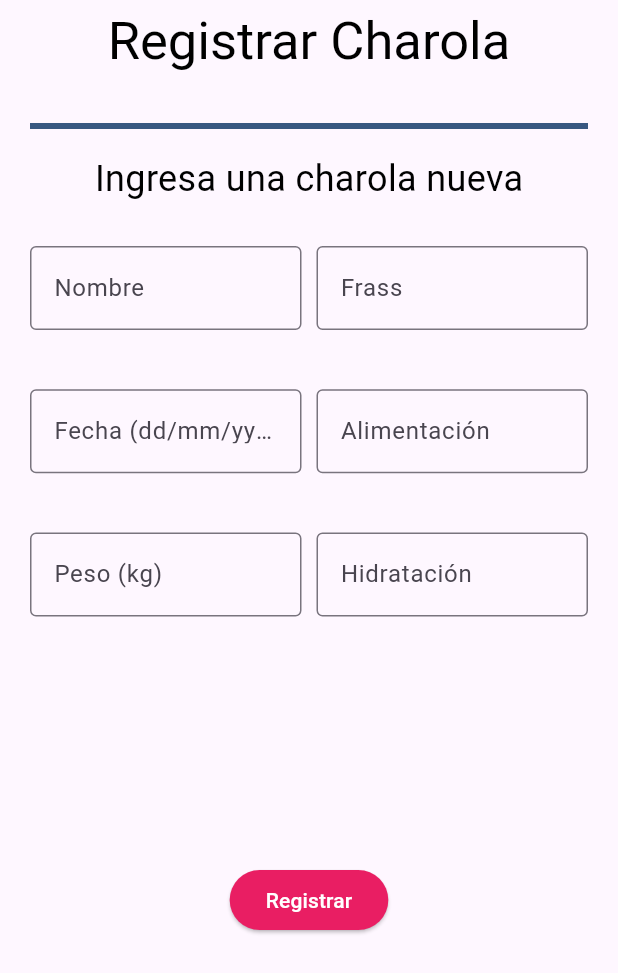
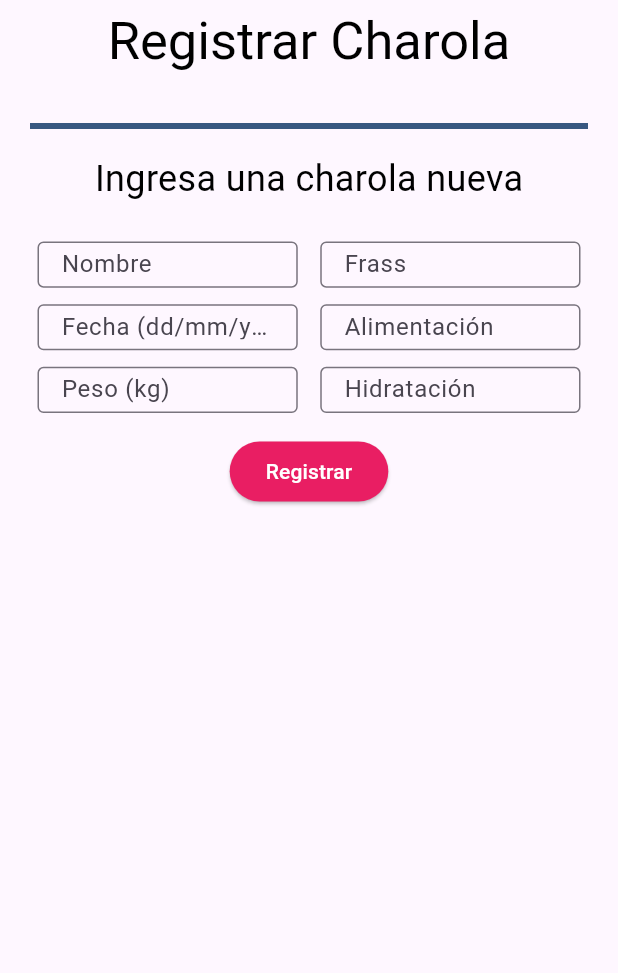
Before and after one commit to CodeAnd-Co/TECH-NEBRIOS-FLUTTER, a Flutter app: the screen it shows after launch, on a phone screen of 412 x 824 dp. Shown: the top 973 px of the screen. Run offline on Flutter 3.47's test engine with Material 3 defaults, Android fonts, the phone set to English and light mode, and no system bars.

Commit message:
Agrega UI usable pero no definitiva

```diff
--- a/tech_nebrios_tracker/lib/framework/views/registrar_charola_view.dart
+++ b/tech_nebrios_tracker/lib/framework/views/registrar_charola_view.dart
@@ -21,9 +21,13 @@ class RegistrarCharolaView extends StatelessWidget {
       ),
       body: Padding(
         padding: const EdgeInsets.all(20),
+        child: SingleChildScrollView(
           child: Column(
             children: [
-            const Divider(thickness: 4, color: Color.fromRGBO(56, 88, 129, 1)),
+              const Divider(
+                thickness: 4,
+                color: Color.fromRGBO(56, 88, 129, 1),
+              ),
               const SizedBox(height: 10),
               const Center(
                 child: Text(
@@ -36,37 +40,40 @@ class RegistrarCharolaView extends StatelessWidget {
                 ),
               ),
               const SizedBox(height: 20),
-            SizedBox(
-              height: 400,
-              child: GridView.count(
+              GridView.count(
                 crossAxisCount: 2,
-                crossAxisSpacing: 10,
-                mainAxisSpacing: 5,
-                childAspectRatio: 2,
+                crossAxisSpacing: 5,
+                mainAxisSpacing: 1,
+                childAspectRatio: 4.5,
                 shrinkWrap: true, // Importante para evitar conflictos de tamaño
                 physics:
                     const NeverScrollableScrollPhysics(), // Desactiva el scroll interno
                 children: [
-                  _buildTextField('Nombre', viewModel.nombreController),
-                  _buildTextField('Frass', viewModel.frassController),
-                  _buildTextField(
+                  _buildTextFieldContainer(
+                    'Nombre',
+                    viewModel.nombreController,
+                  ),
+                  _buildTextFieldContainer('Frass', viewModel.frassController),
+                  _buildTextFieldContainer(
                     'Fecha (dd/mm/yyyy)',
                     viewModel.fechaController,
                   ),
-                  _buildTextField('Alimentación', viewModel.comidaController),
-                  _buildTextField(
+                  _buildTextFieldContainer(
+                    'Alimentación',
+                    viewModel.comidaController,
+                  ),
+                  _buildTextFieldContainer(
                     'Peso (kg)',
                     viewModel.pesoController,
                     keyboardType: TextInputType.number,
                   ),
-                  _buildTextField(
+                  _buildTextFieldContainer(
                     'Hidratación',
                     viewModel.hidratacionController,
                   ),
                 ],
               ),
-            ),
-            const SizedBox(height: 20),
+              const SizedBox(height: 10),
               ElevatedButton(
                 onPressed: viewModel.registrarCharola,
                 style: ElevatedButton.styleFrom(backgroundColor: Colors.pink),
@@ -78,16 +85,17 @@ class RegistrarCharolaView extends StatelessWidget {
             ],
           ),
         ),
+      ),
     );
   }
 
-  Widget _buildTextField(
+  Widget _buildTextFieldContainer(
     String label,
     TextEditingController controller, {
     TextInputType keyboardType = TextInputType.text,
   }) {
-    return Padding(
-      padding: const EdgeInsets.symmetric(vertical: 8),
+    return Container(
+      margin: const EdgeInsets.all(5), // Margen alrededor del TextField
       child: TextField(
         controller: controller,
         keyboardType: keyboardType,
```
Lines whose indentation alone changed are shown as unchanged.
